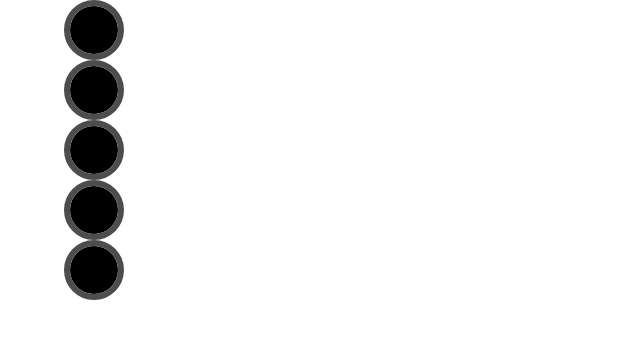
After one commit to akshatoxy/NoteKeeper, an Android app: the layout custom_horiontal_picker.xml on its own in the app's theme, with its tools: preview values and no code run, on a phone screen of 412 x 824 dp. The commit adds this screen. Shown: the top 339 px of the screen. Run offline under Robolectric (Android 15) with nearby library versions, the phone set to English and light mode, and no system bars.

Commit message:
Added custom horizontal color picker to set the priority of a note

```diff
--- a/app/build.gradle
+++ b/app/build.gradle
@@ -62,4 +62,7 @@ dependencies {
     //Navigation
     implementation "androidx.navigation:navigation-fragment:$nav_version"
     implementation "androidx.navigation:navigation-ui:$nav_version"
+
+    // Circular ImageView
+    implementation 'de.hdodenhof:circleimageview:3.1.0'
 }
--- /dev/null
+++ b/app/src/main/java/com/example/notekeeper/ui/horizontalcolorpicker/OnItemSelectedListener.java
@@ -0,0 +1,5 @@
+package com.example.notekeeper.ui.horizontalcolorpicker;
+
+public interface OnItemSelectedListener {
+        void onItemSelected(int pos);
+}
--- /dev/null
+++ b/app/src/main/java/com/example/notekeeper/viewmodel/NoteViewModel.java
@@ -0,0 +1,4 @@
+package com.example.notekeeper.viewmodel;
+
+public class NoteViewModel {
+}
--- /dev/null
+++ b/app/src/main/res/layout/custom_horiontal_picker.xml
@@ -0,0 +1,20 @@
+<?xml version="1.0" encoding="utf-8"?>
+<androidx.constraintlayout.widget.ConstraintLayout xmlns:android="http://schemas.android.com/apk/res/android"
+    xmlns:app="http://schemas.android.com/apk/res-auto"
+    xmlns:tools="http://schemas.android.com/tools"
+    android:layout_width="match_parent"
+    android:layout_height="wrap_content">
+
+    <androidx.recyclerview.widget.RecyclerView
+        android:id="@+id/recyclerView"
+        android:layout_width="match_parent"
+        android:layout_height="wrap_content"
+        android:clipToPadding="false"
+        app:layout_constraintBottom_toBottomOf="parent"
+        app:layout_constraintEnd_toEndOf="parent"
+        app:layout_constraintStart_toStartOf="parent"
+        app:layout_constraintTop_toTopOf="parent"
+        tools:itemCount="5"
+        tools:listitem="@layout/priority_item" />
+
+</androidx.constraintlayout.widget.ConstraintLayout>
--- /dev/null
+++ b/app/src/main/res/layout/priority_item.xml
@@ -0,0 +1,17 @@
+<?xml version="1.0" encoding="utf-8"?>
+<LinearLayout xmlns:android="http://schemas.android.com/apk/res/android"
+    android:layout_width="125dp"
+    android:layout_height="wrap_content"
+    xmlns:app="http://schemas.android.com/apk/res-auto"
+    android:orientation="vertical">
+
+    <de.hdodenhof.circleimageview.CircleImageView
+        android:id="@+id/circularImageView"
+        android:layout_width="40dp"
+        android:layout_height="40dp"
+        android:layout_gravity="center_horizontal"
+        android:src="@color/black"
+        app:civ_border_width="4dp"
+        app:civ_border_color="@color/gray"/>
+
+</LinearLayout>
--- a/app/src/main/res/values/colors.xml
+++ b/app/src/main/res/values/colors.xml
@@ -7,6 +7,7 @@
     <color name="teal_700">#FF018786</color>
     <color name="black">#FF000000</color>
     <color name="white">#FFFFFFFF</color>
+    <color name="gray">#4E4C4C</color>
 
     <!--Priority Color-->
     <color name="priority_1">#F44336</color>
--- a/app/src/main/res/values/strings.xml
+++ b/app/src/main/res/values/strings.xml
@@ -3,4 +3,5 @@
     <!-- TODO: Remove or change this placeholder text -->
     <string name="hello_blank_fragment">Hello blank fragment</string>
     <string name="add_note">Add Note</string>
+    <string name="very_high">Very High</string>
 </resources>
```
Also changed, not shown: app/src/main/java/com/example/notekeeper/ui/NoteFragment.java (+42 -1 lines), app/src/main/java/com/example/notekeeper/ui/horizontalcolorpicker/Callback.java (added, +7 -0 lines), app/src/main/java/com/example/notekeeper/ui/horizontalcolorpicker/HorizontalColorPicker.java (added, +18 -0 lines), app/src/main/java/com/example/notekeeper/ui/horizontalcolorpicker/PickerAdapter.java (added, +73 -0 lines), app/src/main/java/com/example/notekeeper/ui/horizontalcolorpicker/PickerLinearLayoutManager.java (added, +88 -0 lines), app/src/main/java/com/example/notekeeper/util/PriorityUtils.java (added, +37 -0 lines), app/src/main/java/com/example/notekeeper/util/ScreenUtils.java (added, +20 -0 lines), app/src/main/res/layout/fragment_note.xml (+24 -3 lines).
